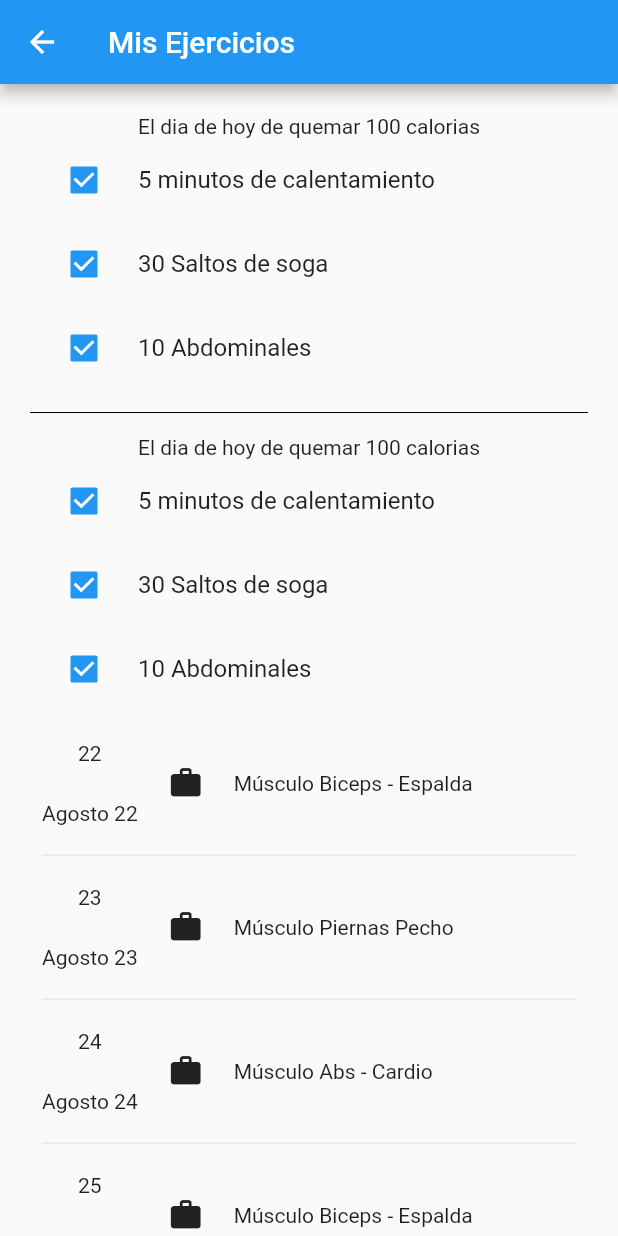
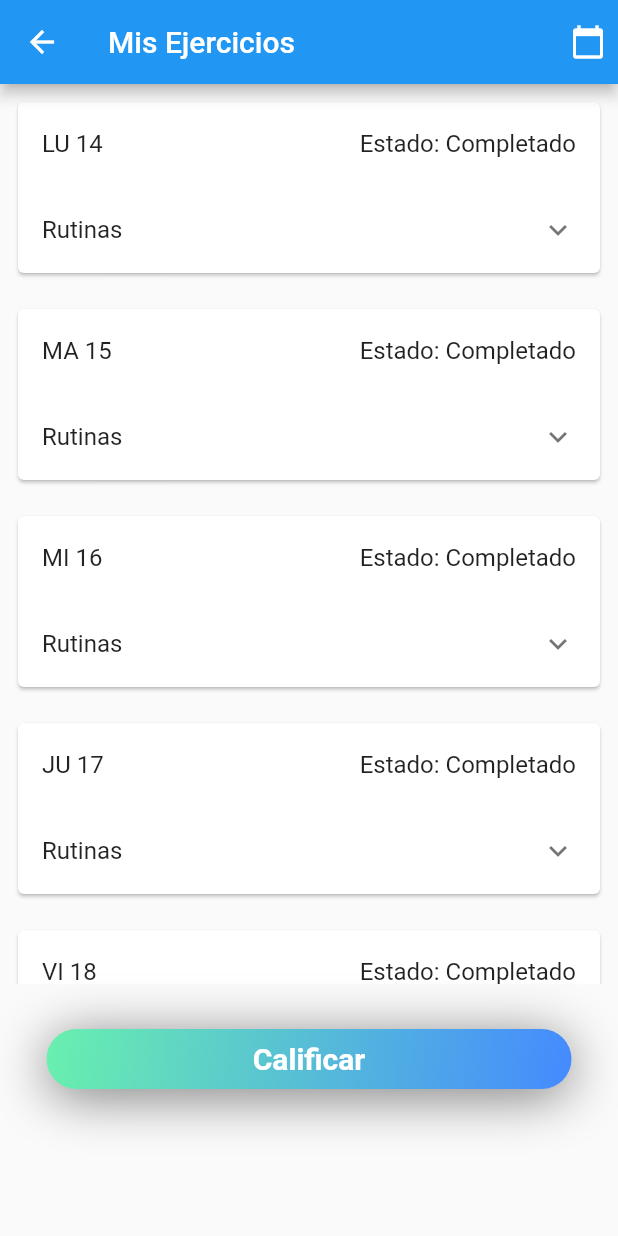
Before and after one commit to renzorosaz/app_mft, a Flutter app: the ListPhysicRutinesPage screen opened by its route, on a phone screen of 412 x 824 dp. Run offline on Flutter 3.47's test engine with Material 2 defaults, Android fonts, the phone set to English and light mode, and no system bars; our stand-ins replace permission_handler, sqflite; accounts and stored records are empty; Roboto replaces fonts that are missing (Exo2).

Commit message:
listas programa

```diff
--- a/lib/main.dart
+++ b/lib/main.dart
@@ -10,7 +10,7 @@ import 'package:app_mft/pages/cliente/profile_page.dart';
 import 'package:app_mft/pages/cliente/programaphysic/list_physicrutines_page.dart';
 import 'package:app_mft/pages/cliente/programaphysic/rate_programphysic_page.dart';
 import 'package:app_mft/pages/cliente/programs_page.dart';
-import 'package:app_mft/pages/cliente/show_evaluations_page.dart';
+import 'package:app_mft/pages/show_evaluations_page.dart';
 import 'package:app_mft/pages/login_page.dart';
 import 'package:app_mft/pages/register_page.dart';
 import 'package:flutter/material.dart';
@@ -33,7 +33,7 @@ class _MyAppState extends State<MyApp> {
         theme: ThemeData(fontFamily: 'Exo2'),
         debugShowCheckedModeBanner: false,
         title: 'Material App',
-        initialRoute: 'login',
+        initialRoute: 'home',
         routes: {
           'login': (BuildContext context) => LoginPage(),
           'register' :(BuildContext context)=> RegisterUserPage(),
--- a/lib/models/rutisFisis.dart
+++ b/lib/models/rutisFisis.dart
@@ -1,5 +1,7 @@
 /* rutisFisis(id INTEGER PRIMARY KEY,idSets INTEGER,nombre TEXT,rest_rufi INTEGER,lunes INTEGER,
 martes INTEGER,miercoles INTEGER,jueves INTEGER,viernes INTEGER,sabado INTEGER,domingo INTEGER,FOREIGN KEY(idSets) REFERENCES sets(id))'); */
+
+import 'package:app_mft/models/list_set.dart';
 
 class RutisFisi{
   int id;
--- a/lib/pages/cliente/programaphysic/ejercicios_screen.dart
+++ b/lib/pages/cliente/programaphysic/ejercicios_screen.dart
@@ -1,7 +1,7 @@
+import 'package:app_mft/models/list_set.dart';
+import 'package:app_mft/models/rutisFisis.dart';
+import 'package:app_mft/utils/dbhelper.dart';
 import 'package:flutter/material.dart';
-import 'package:grocerylist/models/list_set.dart';
-import 'package:grocerylist/models/rutisFisis.dart';
-import 'package:grocerylist/util/dbhelper.dart';
 
 class EjerciciosScreen extends StatefulWidget {
 
--- a/lib/pages/cliente/programaphysic/list_physicrutines_page.dart
+++ b/lib/pages/cliente/programaphysic/list_physicrutines_page.dart
@@ -1,24 +1,33 @@
+import 'package:app_mft/models/list_set.dart';
 import 'package:flutter/material.dart';
 
 class ListPhysicRutinesPage extends StatefulWidget {
-  ListPhysicRutinesPage({Key key}) : super(key: key);
-
   @override
   _ListPhysicRutinesPageState createState() => _ListPhysicRutinesPageState();
 }
 
 class _ListPhysicRutinesPageState extends State<ListPhysicRutinesPage> {
-  final List<String> fecha = <String>['22', '23', '24', '25', '26', '27', '28'];
-  final List<String> dia = <String>[
-    'Lunes',
-    'Martes',
-    'Miercoles',
-    'Jueves',
-    'Viernes',
-    'Sábado',
-    'Domingo'
+  List<String> fecha = [
+    'LU 14',
+    'MA 15',
+    'MI 16',
+    'JU 17',
+    'VI 18',
+    'LU 21',
+    'MA 22',
+    'MI 23',
+    'JU 24',
+    'VI 25',
+    'LU 28',
+    'MA 29',
+    'MI 30',
+    'JU 01',
+    'VI 02',
   ];
-  final List<String> musculo = <String>[
+
+  List<String> rutinas = ["Rutina 1", "Rutina 2", "Rutina 3", "Rutina 4"];
+
+  List<String> musculo = [
     'Biceps - Espalda',
     'Piernas Pecho',
     'Abs - Cardio',
@@ -28,140 +37,228 @@ class _ListPhysicRutinesPageState extends State<ListPhysicRutinesPage> {
     'BONUS SACO'
   ];
 
-  bool checkedValue = true;
-  bool checkedValue2 = true;
-  bool checkedValue3 = true;
+  @override
+  void initState() {
+    super.initState();
+  }
+
+  List<bool> values = [false, false, false, false];
+
+  void itemChange(bool val, int index) {
+    setState(() {
+      values[index] = val;
+    });
+  }
 
   @override
   Widget build(BuildContext context) {
     return Scaffold(
-        appBar: AppBar(title: Text("Mis Ejercicios")),
-        body: SingleChildScrollView(
-            child: Padding(
-              padding: const EdgeInsets.all(20.0),
+      appBar: AppBar(
+        title: Text(
+          "Mis Ejercicios",
+          textAlign: TextAlign.center,
+        ),
+        leading: GestureDetector(
+            onTap: () {
+              Navigator.pushNamed(context, 'programs');
+            },
+            child: Icon(Icons.arrow_back)),
+        actions: [
+          Padding(
+            padding: const EdgeInsets.all(8.0),
+            child: Icon(Icons.calendar_today),
+          )
+        ],
+      ),
+      body: Column(
+        children: [
+          Container(
+            height: 600,
+            child: Expanded(
+              child: ListView.builder(
+                  itemCount: fecha.length,
+                  itemBuilder: (context, index) => buildRutinas(index)),
+            ),
+          ),
+          SizedBox(height: 30,),
+          BuildCalificar()
+        ],
+      ),
+    );
+  }
+
+  Widget buildRutinas(int index) {
+    return Padding(
+      padding: const EdgeInsets.all(8.0),
+      child: Card(
         child: Column(
+          children: [
+            ListTile(
+              title: Row(
+                mainAxisAlignment: MainAxisAlignment.spaceBetween,
+                children: [
+                  Text(
+                    fecha[index].toString(),
+                  ),
+                  Text("Estado: Completado")
+                ],
+              ),
+            ),
+            ExpansionTile(
+              title: Text("Rutinas"),
               children: [
                 Column(
                   children: [
-                    Text("El dia de hoy de quemar 100 calorias"),
-                    CheckboxListTile(
-                      title: Text("5 minutos de calentamiento"),
-                      value: checkedValue,
-                      onChanged: (newValue) {
-                        setState(() {
-                          checkedValue = newValue;
+                    Container(
+                      height: 220,
+                      child: ListView.builder(
+                          itemCount: rutinas.length,
+                          itemBuilder: (BuildContext context, int index) {
+                            return CheckboxListTile(
+                                value: values[index],
+                                title: new Text('${rutinas[index]}'),
+                                controlAffinity:
+                                    ListTileControlAffinity.leading,
+                                onChanged: (bool val) {
+                                  itemChange(val, index);
                                 });
-                      },
-                      controlAffinity:
-                          ListTileControlAffinity.leading, //  <-- leading Checkbox
+                          }),
                     ),
-                    CheckboxListTile(
-                      title: Text("30 Saltos de soga"),
-                      value: checkedValue2,
-                      onChanged: (newValue) {
-                        setState(() {
-                          checkedValue2 = newValue;
-                        });
-                      },
-                      controlAffinity:
-                          ListTileControlAffinity.leading, //  <-- leading Checkbox
+                    SingleChildScrollView(
+                      scrollDirection: Axis.horizontal,
+                      child: Row(
+                        children: [
+                          MaterialButton(
+                              color: Colors.blueAccent,
+                              child: Text("Rutina 1"),
+                              onPressed: () {}),
+                          SizedBox(
+                            width: 10,
                           ),
-                    CheckboxListTile(
-                      title: Text("10 Abdominales"),
-                      value: checkedValue3,
-                      onChanged: (newValue) {
-                        setState(() {
-                          checkedValue3 = newValue;
-                        });
-                      },
-                      controlAffinity:
-                          ListTileControlAffinity.leading, //  <-- leading Checkbox
+                          MaterialButton(
+                              color: Colors.blueAccent,
+                              child: Text("Rutina 2"),
+                              onPressed: () {}),
+                          SizedBox(
+                            width: 10,
+                          ),
+                          MaterialButton(
+                              color: Colors.blueAccent,
+                              child: Text("Rutina 3"),
+                              onPressed: () {}),
+                          SizedBox(
+                            width: 10,
+                          ),
+                          MaterialButton(
+                              color: Colors.blueAccent,
+                              child: Text("Rutina 4"),
+                              onPressed: () {}),
+                        ],
+                      ),
+                    )
+                  ],
                 )
               ],
             ),
-                Divider(height: 30,color: Colors.black,),
-                Column(
-                  children: [
-                    Text("El dia de hoy de quemar 100 calorias"),
-                    CheckboxListTile(
-                      title: Text("5 minutos de calentamiento"),
-                      value: checkedValue,
-                      onChanged: (newValue) {
-                        setState(() {
-                          checkedValue = newValue;
-                        });
-                      },
-                      controlAffinity:
-                          ListTileControlAffinity.leading, //  <-- leading Checkbox
-                    ),
-                    CheckboxListTile(
-                      title: Text("30 Saltos de soga"),
-                      value: checkedValue2,
-                      onChanged: (newValue) {
-                        setState(() {
-                          checkedValue2 = newValue;
-                        });
-                      },
-                      controlAffinity:
-                          ListTileControlAffinity.leading, //  <-- leading Checkbox
-                    ),
-                    CheckboxListTile(
-                      title: Text("10 Abdominales"),
-                      value: checkedValue3,
-                      onChanged: (newValue) {
-                        setState(() {
-                          checkedValue3 = newValue;
-                        });
-                      },
-                      controlAffinity:
-                          ListTileControlAffinity.leading, //  <-- leading Checkbox
-                    )
           ],
         ),
+      ),
+    );
+  }
+}
+
+class BuildCalificar extends StatelessWidget {
+
+  @override
+  Widget build(BuildContext context) {
+
+    return GestureDetector(
+      onTap: (){
+            Navigator.pushNamed(context, 'ratePhysic');
+          },
+          child: Container(
+        decoration: BoxDecoration(
+            borderRadius: BorderRadius.circular(100.0),
+            boxShadow: [
+              BoxShadow(
+                color: Color(0x80000000),
+                blurRadius: 30.0,
+                offset: Offset(0.0, 5.0),
+              ),
+            ],
+            gradient: LinearGradient(
+              begin: Alignment.topLeft,
+              end: Alignment.bottomRight,
+              colors: [
+                Colors.greenAccent,
+                Colors.blueAccent,
+              ],
+            )),
+        height: 40,
+        width: 350,
+        child: Center(
+          child: Text(
+            "Calificar",
+            textAlign: TextAlign.center,
+            style: TextStyle(
+                fontSize: 20.0,
+                fontWeight: FontWeight.bold,
+                color: Colors.white),
+          ),
+        ),
+      ),
+    );
+  }
+}
+
+Card buildSubTaskCard(int index, int i, BuildContext context) {
+  return Card(
+    child: Padding(
+      padding: const EdgeInsets.only(left: 8, right: 8),
+      child: Column(
+        mainAxisSize: MainAxisSize.min,
+        mainAxisAlignment: MainAxisAlignment.start,
+        children: [
           Container(
-                  width: 420,
-                  height: 398,
-                  child: ListView.separated(
-                      separatorBuilder: (BuildContext context, int index) =>
-                          const Divider(),
-                      padding: const EdgeInsets.all(8),
-                      itemCount: dia.length,
-                      itemBuilder: (BuildContext context, int index) {
-                        return Container(
-                          height: 80,
-                          child: Center(
+            height: 25,
             child: Row(
               children: [
-                              Column(
-                                mainAxisAlignment: MainAxisAlignment.spaceEvenly,
-                                children: [
-                                  Text('${fecha[index]}'),
-                                  SizedBox(
-                                    width: 20,
-                                  ),
-                                  GestureDetector(
-                                      onTap: () {
-                                        Navigator.pushNamed(context, 'ratePhysic');
-                                      },
-                                      child: Text('Agosto ${fecha[index]}')),
+                IconButton(
+                    iconSize: 15,
+                    icon: Icon(Icons.edit),
+                    onPressed: () async {}),
+                IconButton(
+                    iconSize: 15,
+                    icon: Icon(Icons.delete),
+                    onPressed: () async {})
               ],
             ),
-                              SizedBox(
-                                width: 20,
           ),
-                              Icon(Icons.work),
-                              SizedBox(
-                                width: 20,
+          Row(
+            mainAxisAlignment: MainAxisAlignment.center,
+            children: [
+              Container(
+                height: 25,
+                child: IconButton(
+                    icon: Icon(Icons.arrow_left), onPressed: () async {}),
               ),
-                              Text('Músculo ${musculo[index]}'),
+              Container(
+                height: 25,
+                child: IconButton(
+                    icon: Icon(Icons.arrow_right), onPressed: () async {}),
+              ),
             ],
-                          )),
-                        );
-                      }),
           )
         ],
       ),
     ),
-        ));
+  );
 }
+
+class RutinaFisica {
+  String name;
+  bool isComplete;
+  List<ListSet> sets = List();
+
+  RutinaFisica(this.name) : isComplete = false;
 }
```
Also changed, not shown: lib/pages/cliente/programaphysic/rutinas_screen.dart (+4 -4 lines), lib/pages/show_evaluations_page.dart (renamed from lib/pages/cliente/show_evaluations_page.dart). Lines whose indentation alone changed are shown as unchanged.
